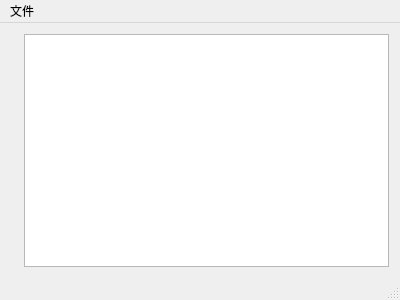
Qt form mainwindow.ui (sonichy/MP3Tag) before a commit.
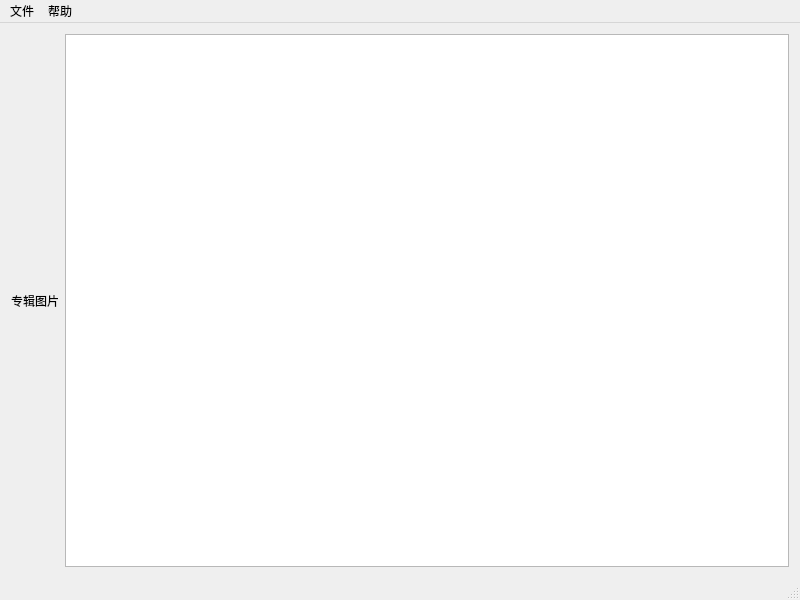
The same form after that commit. Icons and pictures are not drawn.

Commit message: 读到专辑图片了！

The edit to the form file:
```diff
--- a/mainwindow.ui
+++ b/mainwindow.ui
@@ -6,8 +6,8 @@
    <rect>
     <x>0</x>
     <y>0</y>
-    <width>400</width>
-    <height>300</height>
+    <width>800</width>
+    <height>600</height>
    </rect>
   </property>
   <property name="windowTitle">
@@ -24,7 +24,10 @@
       <item>
        <widget class="QLabel" name="label">
         <property name="text">
-         <string/>
+         <string>专辑图片</string>
+        </property>
+        <property name="alignment">
+         <set>Qt::AlignCenter</set>
         </property>
        </widget>
       </item>
@@ -40,7 +43,7 @@
     <rect>
      <x>0</x>
      <y>0</y>
-     <width>400</width>
+     <width>800</width>
      <height>24</height>
     </rect>
    </property>
@@ -51,7 +54,14 @@
     <addaction name="action_open"/>
     <addaction name="action_quit"/>
    </widget>
+   <widget class="QMenu" name="menu_2">
+    <property name="title">
+     <string>帮助</string>
+    </property>
+    <addaction name="action_about"/>
+   </widget>
    <addaction name="menu"/>
+   <addaction name="menu_2"/>
   </widget>
   <widget class="QStatusBar" name="statusBar"/>
   <action name="action_open">
```
Left out of the diff: 8 changed lines with no effect on the pictures. The commit also changes 3 other files.
